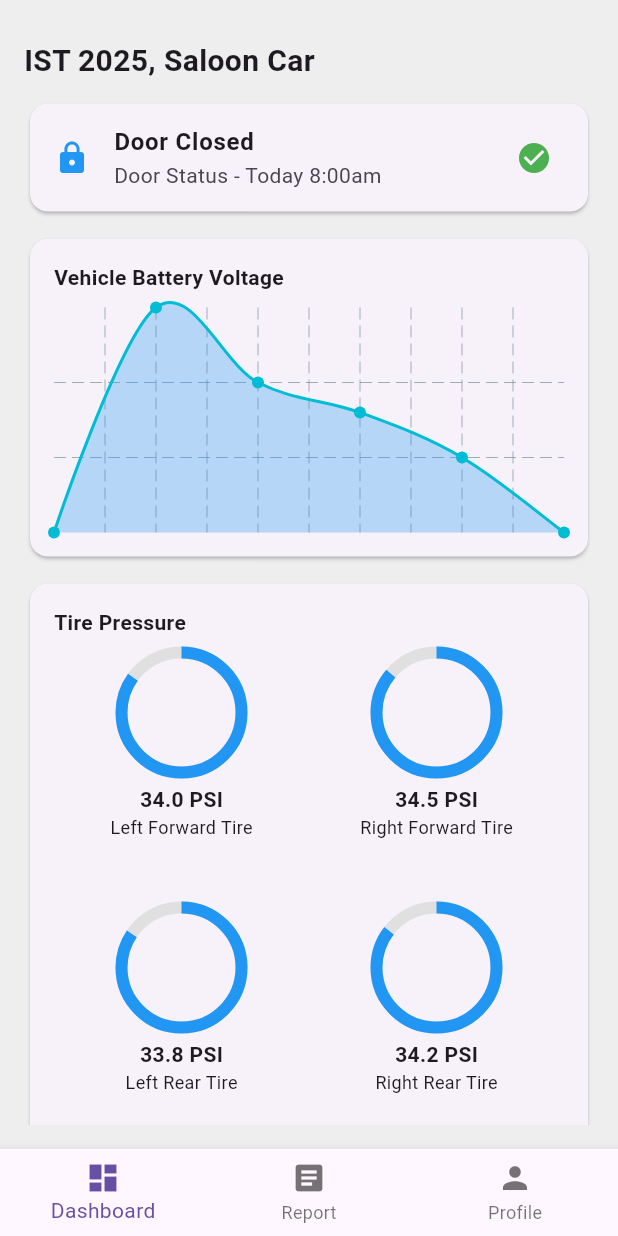
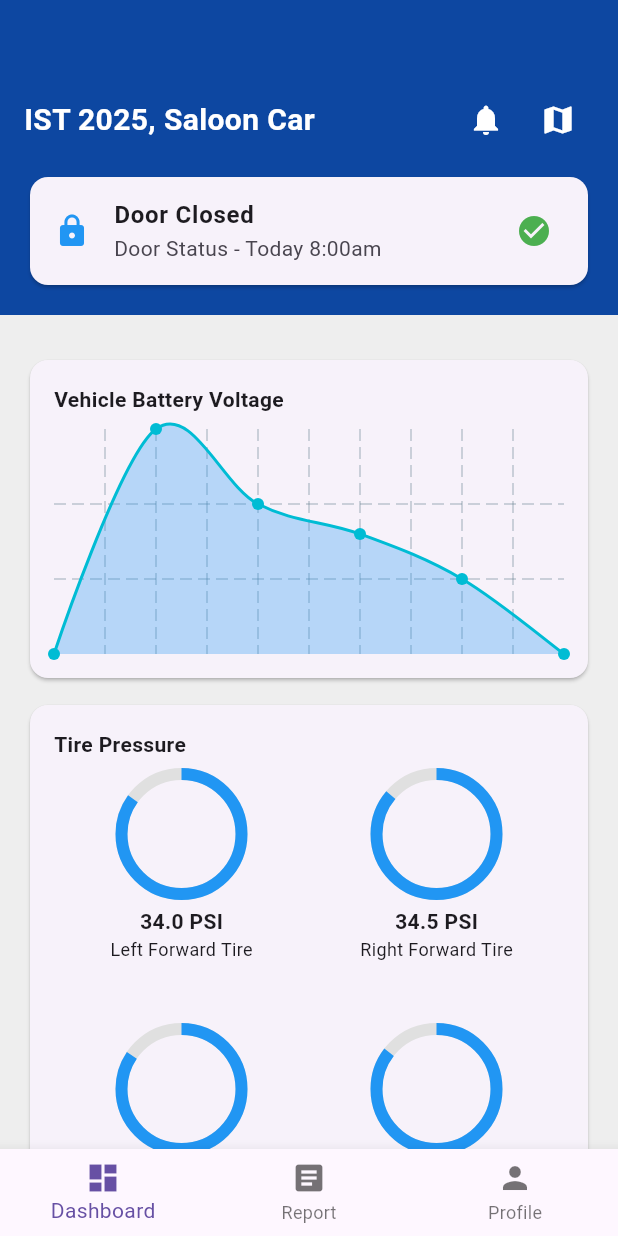
Before and after one commit to Mikwaju/carCare_project, a Flutter app: the DashboardScreen screen opened by its route, on a phone screen of 412 x 824 dp. Run offline on Flutter 3.47's test engine with Material 3 defaults, Android fonts, the phone set to English and light mode, and no system bars; drawn by our look-alikes of fl_chart.

Commit message:
DashboardPage.dart improved

```diff
--- a/lib/DashboardPage.dart
+++ b/lib/DashboardPage.dart
@@ -15,22 +15,71 @@ class DashboardScreen extends StatelessWidget {
           BottomNavigationBarItem(icon: Icon(Icons.person), label: "Profile"),
         ],
       ),
-      body: Padding(
-        padding: const EdgeInsets.all(16.0),
-        child: SingleChildScrollView(
+      body: SingleChildScrollView(
         child: Column(
           crossAxisAlignment: CrossAxisAlignment.start,
           children: [
-              const SizedBox(height: 10),
-              const Text("IST 2025, Saloon Car", style: TextStyle(fontSize: 20, fontWeight: FontWeight.bold)),
+            Container(
+              color: Colors.blue[900], // Background color for top items
+              width: double.infinity, // Ensures it spans the full width
+              padding: const EdgeInsets.all(16.0), // Padding inside the blue area
+              child: Column(
+                crossAxisAlignment: CrossAxisAlignment.start,
+                children: [
+                  const SizedBox(height: 40),
+                  Row(
+                    mainAxisAlignment: MainAxisAlignment.spaceBetween,
+                    children: [
+                      const Text(
+                        "IST 2025, Saloon Car",
+                        style: TextStyle(
+                          fontSize: 20,
+                          fontWeight: FontWeight.bold,
+                          color: Colors.white, // White text for visibility
+                        ),
+                      ),
+                      Row(
+                        children: [
+                          IconButton(
+                            onPressed: () {
+                              // Add your notification action here
+                            },
+                            icon: const Icon(
+                              Icons.notifications,
+                              color: Colors.white,
+                            ),
+                          ),
+                          IconButton(
+                            onPressed: () {
+                              // Add your map/navigation action here
+                            },
+                            icon: const Icon(
+                              Icons.map,
+                              color: Colors.white,
+                            ),
+                          ),
+                        ],
+                      ),
+                    ],
+                  ),
                   const SizedBox(height: 10),
                   _buildStatusCard(),
+                ],
+              ),
+            ),
+            Padding(
+              padding: const EdgeInsets.all(16.0),
+              child: Column(
+                crossAxisAlignment: CrossAxisAlignment.start,
+                children: [
                   const SizedBox(height: 10),
                   _buildBatteryChart(),
                   const SizedBox(height: 10),
                   _buildTirePressureSection(),
                 ],
               ),
+            ),
+          ],
         ),
       ),
     );
@@ -40,7 +89,10 @@ class DashboardScreen extends StatelessWidget {
     return Card(
       child: ListTile(
         leading: const Icon(Icons.lock, color: Colors.blue),
-        title: const Text("Door Closed", style: TextStyle(fontWeight: FontWeight.bold)),
+        title: const Text(
+          "Door Closed",
+          style: TextStyle(fontWeight: FontWeight.bold),
+        ),
         subtitle: const Text("Door Status - Today 8:00am"),
         trailing: const Icon(Icons.check_circle, color: Colors.green),
       ),
@@ -54,26 +106,32 @@ class DashboardScreen extends StatelessWidget {
         child: Column(
           crossAxisAlignment: CrossAxisAlignment.start,
           children: [
-            const Text("Vehicle Battery Voltage", style: TextStyle(fontWeight: FontWeight.bold)),
+            const Text(
+              "Vehicle Battery Voltage",
+              style: TextStyle(fontWeight: FontWeight.bold),
+            ),
             const SizedBox(height: 10),
             SizedBox(
               height: 150,
               child: LineChart(
                 LineChartData(
-                  titlesData: FlTitlesData(show: false),
+                  titlesData: const FlTitlesData(show: false),
                   borderData: FlBorderData(show: false),
                   lineBarsData: [
                     LineChartBarData(
                       isCurved: true,
-                      spots: [
-                        const FlSpot(0, 12),
-                        const FlSpot(1, 13.5),
-                        const FlSpot(2, 13),
-                        const FlSpot(3, 12.8),
-                        const FlSpot(4, 12.5),
-                        const FlSpot(5, 12),
+                      spots: const [
+                        FlSpot(0, 12),
+                        FlSpot(1, 13.5),
+                        FlSpot(2, 13),
+                        FlSpot(3, 12.8),
+                        FlSpot(4, 12.5),
+                        FlSpot(5, 12),
                       ],
-                      belowBarData: BarAreaData(show: true, color: Colors.blue.withOpacity(0.3)),
+                      belowBarData: BarAreaData(
+                        show: true,
+                        color: Colors.blue.withOpacity(0.3),
+                      ),
                     ),
                   ],
                 ),
@@ -92,7 +150,10 @@ class DashboardScreen extends StatelessWidget {
         child: Column(
           crossAxisAlignment: CrossAxisAlignment.start,
           children: [
-            const Text("Tire Pressure", style: TextStyle(fontWeight: FontWeight.bold)),
+            const Text(
+              "Tire Pressure",
+              style: TextStyle(fontWeight: FontWeight.bold),
+            ),
             const SizedBox(height: 10),
             GridView.count(
               shrinkWrap: true,
@@ -133,8 +194,14 @@ class _TirePressureWidget extends StatelessWidget {
           ),
         ),
         const SizedBox(height: 8),
-        Text("${pressure.toStringAsFixed(1)} PSI", style: const TextStyle(fontWeight: FontWeight.bold)),
-        Text(title, style: const TextStyle(fontSize: 12)),
+        Text(
+          "${pressure.toStringAsFixed(1)} PSI",
+          style: const TextStyle(fontWeight: FontWeight.bold),
+        ),
+        Text(
+          title,
+          style: const TextStyle(fontSize: 12),
+        ),
       ],
     );
   }
```
Lines whose indentation alone changed are shown as unchanged.
